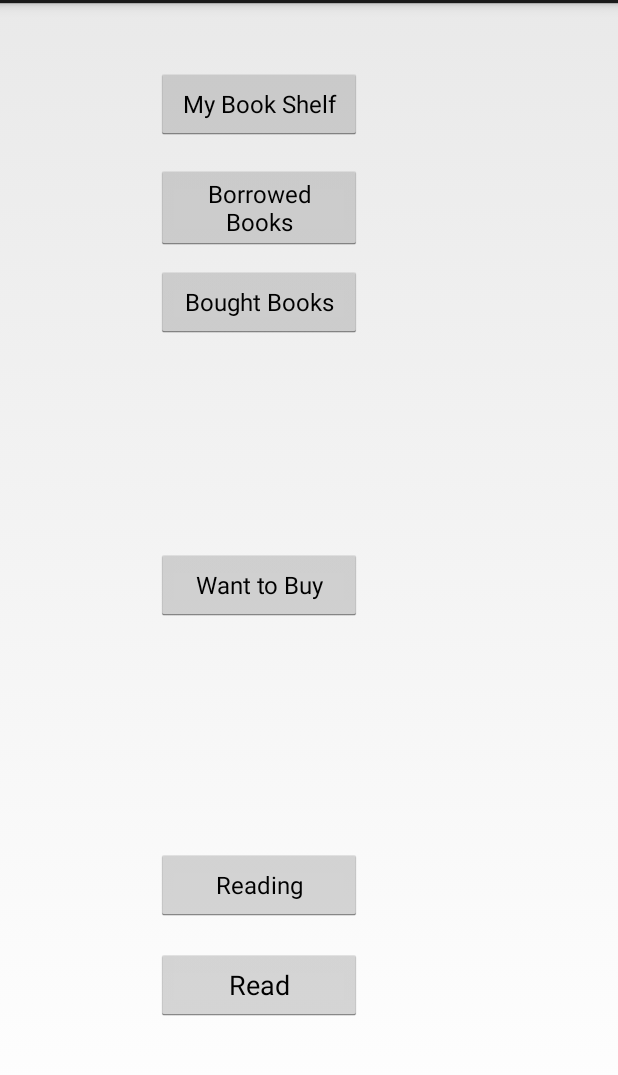
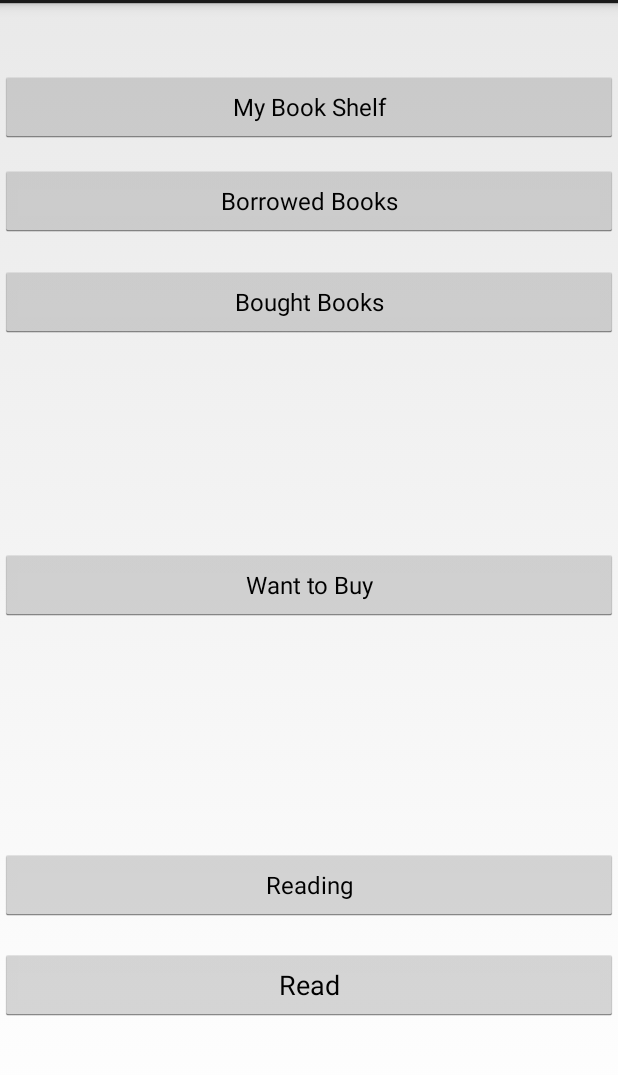
Before and after one commit to jabertuhin/PocketShelf, an Android app: the screen it shows after launch (MainActivity), on a phone screen of 412 x 824 dp, the part 69-1144 px from its top. Run offline under Robolectric (Android 15) with nearby library versions, the phone set to English and light mode, and no system bars.

Commit message:
my_book_shelf showing book list

```diff
--- a/app/src/main/java/com/example/tuhin/pocketshelf/DataBase.java
+++ b/app/src/main/java/com/example/tuhin/pocketshelf/DataBase.java
@@ -1,14 +1,29 @@
 package com.example.tuhin.pocketshelf;
 
 import android.content.Context;
+import android.database.Cursor;
 import android.database.sqlite.SQLiteDatabase;
 import android.database.sqlite.SQLiteOpenHelper;
+
+import java.util.ArrayList;
 
 public class DataBase extends SQLiteOpenHelper {
     //Variables for database
 
     public static final String DATABASE_NAME = "pocketShelf.db";
-    public static final String TABLE_NAME_01 = "book";
+    //(_id integer primary key AUTOINCREMENT, book_name text,author text,publisher text)
+    public static final String TABLE_NAME_1 = "book";
+    public static final String[] column = {"_id","book_name","author","publisher"};
+
+
+
+
+
+    public static final String TABLE_NAME_2 = "borrowed_book";
+    public static final String TABLE_NAME_3 = "bought_book";
+    public static final String TABLE_NAME_4 = "want_to_buy";
+    public static final String TABLE_NAME_5 = "reading";
+    public static final String TABLE_NAME_6 = "read";
 
 
 
@@ -19,16 +34,38 @@ public class DataBase extends SQLiteOpenHelper {
     @Override
     public void onCreate(SQLiteDatabase db) {
         // TODO Auto-generated method stub
-        db.execSQL(
-                "create table contacts " +
-                        "(id integer primary key, name text,phone text,email text, street text,place text)"
-        );
+        db.execSQL("create table "+TABLE_NAME_1 + " (_id integer primary key AUTOINCREMENT, book_name text,author text,publisher text)");
+        //db.execSQL("create table "+TABLE_NAME_2 + " (_id integer  key, name text,phone text,email text, street text,place text)");
+        //db.execSQL("create table "+TABLE_NAME_3 + " (id integer primary key, name text,phone text,email text, street text,place text)");
+        //db.execSQL("create table "+TABLE_NAME_4 + " (id integer primary key, name text,phone text,email text, street text,place text)");
+        //db.execSQL("create table "+TABLE_NAME_5 + " (id integer primary key, name text,phone text,email text, street text,place text)");
+        //db.execSQL("create table "+TABLE_NAME_6 + " (id integer primary key, name text,phone text,email text, street text,place text)");
     }
 
     @Override
     public void onUpgrade(SQLiteDatabase db, int oldVersion, int newVersion) {
         // TODO Auto-generated method stub
-        db.execSQL("DROP TABLE IF EXISTS book");
+        db.execSQL("DROP TABLE IF EXISTS "+TABLE_NAME_1);
         onCreate(db);
     }
+
+    public ArrayList<String> getMyBookList(){
+        ArrayList<String> array_list = new ArrayList<String>();
+
+        //Dummy book name
+        array_list.add("1982");
+        array_list.add("Kafka on the shore");
+
+        //hp = new HashMap();
+        SQLiteDatabase db = this.getReadableDatabase();
+        Cursor res =  db.rawQuery( "select * from book", null );
+        res.moveToFirst();
+
+        while(res.isAfterLast() == false){
+            array_list.add(res.getString(res.getColumnIndex(column[1])));
+            res.moveToNext();
+        }
+        return array_list;
+    }
+
 }
--- a/app/src/main/java/com/example/tuhin/pocketshelf/MainActivity.java
+++ b/app/src/main/java/com/example/tuhin/pocketshelf/MainActivity.java
@@ -7,10 +7,13 @@ import android.view.View;
 
 public class MainActivity extends Activity {
 
+    public static DataBase dataBase;
+
     @Override
     protected void onCreate(Bundle savedInstanceState) {
         super.onCreate(savedInstanceState);
         setContentView(R.layout.activity_main);
+        dataBase = new DataBase(this);
     }
 
     public void toMyShelf(View view) {
--- a/app/src/main/res/layout/activity_main.xml
+++ b/app/src/main/res/layout/activity_main.xml
@@ -7,73 +7,71 @@
 
     <Button
         android:id="@+id/my_book_shelf"
-        android:layout_width="137dp"
+        android:layout_width="match_parent"
         android:layout_height="wrap_content"
-        android:layout_alignParentStart="true"
         android:layout_alignParentTop="true"
-        android:layout_marginStart="104dp"
-        android:layout_marginTop="43dp"
+        android:layout_centerHorizontal="true"
+        android:layout_marginTop="45dp"
         android:onClick="toMyShelf"
         android:text="@string/my_book_shelf"
-        android:textAppearance="@android:style/TextAppearance"
-        android:layout_alignParentLeft="true"
-        android:layout_marginLeft="104dp" />
+        android:textAppearance="@android:style/TextAppearance" />
 
     <Button
         android:id="@+id/borrowed_books"
-        android:layout_width="137dp"
+        android:layout_width="match_parent"
         android:layout_height="wrap_content"
+        android:layout_alignLeft="@+id/my_book_shelf"
         android:layout_alignParentTop="true"
         android:layout_alignStart="@+id/my_book_shelf"
         android:layout_marginTop="108dp"
         android:onClick="toBorrowed"
         android:text="@string/borrowed_books"
-        android:textAppearance="@android:style/TextAppearance"
-        android:layout_alignLeft="@+id/my_book_shelf" />
+        android:textAppearance="@android:style/TextAppearance" />
 
     <Button
         android:id="@+id/bought_books"
-        android:layout_width="137dp"
+        android:layout_width="match_parent"
         android:layout_height="wrap_content"
+        android:layout_alignLeft="@+id/my_book_shelf"
         android:layout_alignParentTop="true"
         android:layout_alignStart="@+id/my_book_shelf"
         android:layout_marginTop="175dp"
         android:onClick="toBoughtBook"
         android:text="@string/bought_books"
-        android:textAppearance="@android:style/TextAppearance"
-        android:layout_alignLeft="@+id/my_book_shelf" />
+        android:textAppearance="@android:style/TextAppearance" />
 
     <Button
         android:id="@+id/want_to_buy"
-        android:layout_width="137dp"
+        android:layout_width="match_parent"
         android:layout_height="wrap_content"
+        android:layout_alignLeft="@+id/my_book_shelf"
         android:layout_alignStart="@+id/my_book_shelf"
         android:layout_centerVertical="true"
         android:onClick="toWantToBuy"
         android:text="@string/want_to_buy"
-        android:textAppearance="@android:style/TextAppearance"
-        android:layout_alignLeft="@+id/my_book_shelf" />
+        android:textAppearance="@android:style/TextAppearance" />
 
     <Button
         android:id="@+id/reading"
-        android:layout_width="137dp"
+        android:layout_width="match_parent"
         android:layout_height="wrap_content"
+        android:layout_alignLeft="@+id/my_book_shelf"
         android:layout_alignParentBottom="true"
         android:layout_alignStart="@+id/my_book_shelf"
         android:layout_marginBottom="164dp"
         android:onClick="toReading"
         android:text="@string/reading"
-        android:textAppearance="@android:style/TextAppearance"
-        android:layout_alignLeft="@+id/my_book_shelf" />
+        android:textAppearance="@android:style/TextAppearance" />
 
     <Button
         android:id="@+id/read"
-        android:layout_width="137dp"
+        android:layout_width="match_parent"
         android:layout_height="wrap_content"
+        android:layout_alignLeft="@+id/my_book_shelf"
         android:layout_alignParentBottom="true"
         android:layout_alignStart="@+id/my_book_shelf"
         android:layout_marginBottom="97dp"
         android:onClick="toRead"
-        android:text="@string/read"
-        android:layout_alignLeft="@+id/my_book_shelf" />
+        android:text="@string/read" />
+
 </RelativeLayout>
--- a/app/src/main/res/layout/my_book_shelf.xml
+++ b/app/src/main/res/layout/my_book_shelf.xml
@@ -3,4 +3,8 @@
     android:layout_width="match_parent"
     android:layout_height="match_parent">
 
+    <ListView
+        android:id="@+id/list_item"
+        android:layout_width="match_parent"
+        android:layout_height="match_parent" />
 </LinearLayout>
```
Also changed, not shown: app/src/main/java/com/example/tuhin/pocketshelf/my_book_shelf.java (+14 -0 lines).
